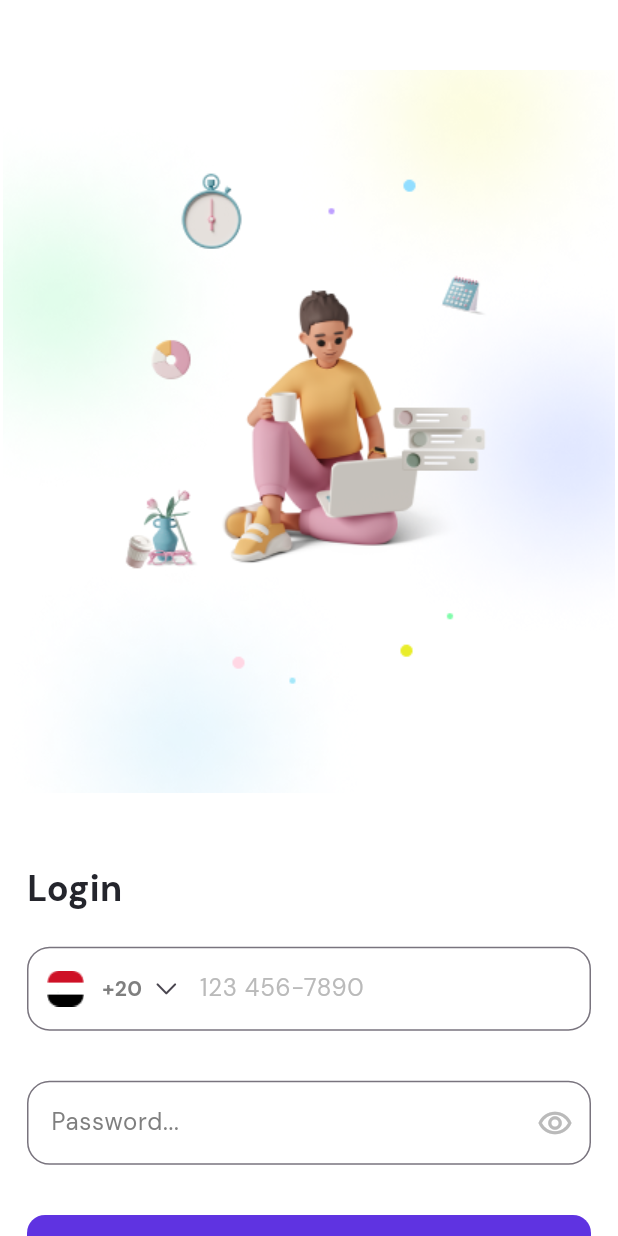
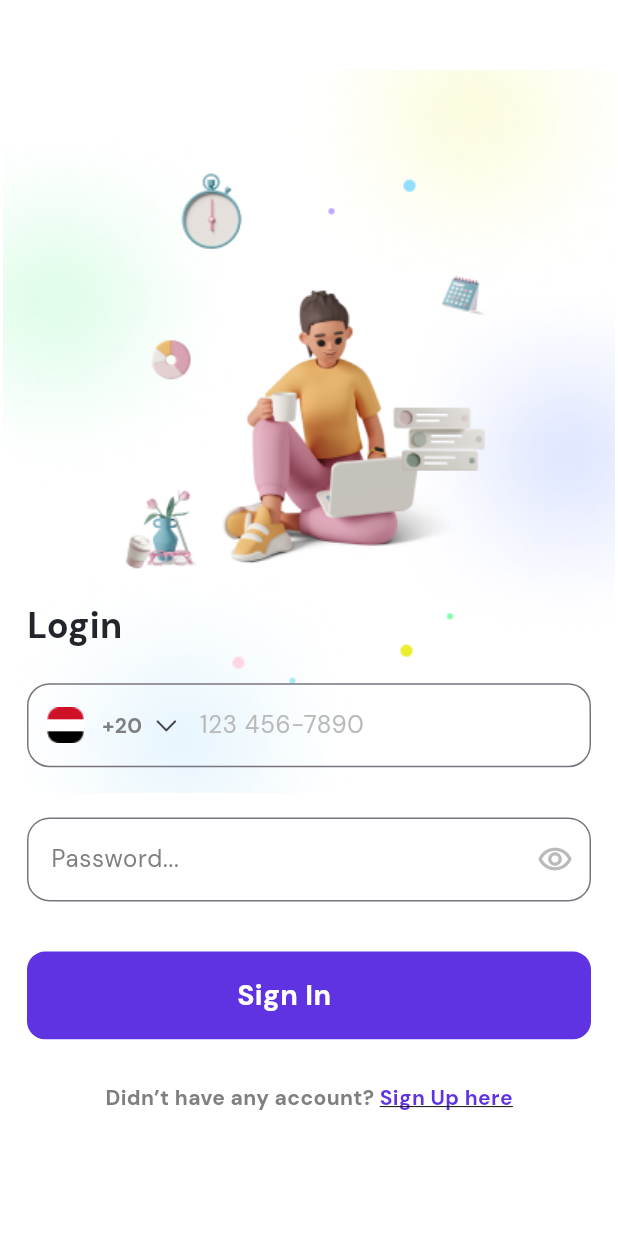
Before and after one commit to Melmohands22/tasky, a Flutter app: the screen it shows after launch, after a tap on "Let's Start", on a phone screen of 412 x 824 dp. Run offline on Flutter 3.47's test engine with Material 3 defaults, Android fonts, the phone set to English and light mode, and no system bars; our stand-ins replace flutter_screenutil, google_fonts, iconly.

Commit message:
edit login view

```diff
--- a/lib/features/auth/presentation/views/login_view.dart
+++ b/lib/features/auth/presentation/views/login_view.dart
@@ -15,7 +15,7 @@ class LoginView extends StatelessWidget {
     return Scaffold(
       backgroundColor: kPrimaryColor,
       body: SingleChildScrollView(
-          child: Column(
+          child: Stack(
         children: [
           SizedBox(
             height: 482.h,
@@ -25,7 +25,7 @@ class LoginView extends StatelessWidget {
             ),
           ),
           Padding(
-            padding: const EdgeInsets.only(left: 18, right: 18),
+            padding: const EdgeInsets.only(top: 400, left: 18, right: 18),
             child: Column(
               crossAxisAlignment: CrossAxisAlignment.start,
               children: [
@@ -88,7 +88,7 @@ class LoginView extends StatelessWidget {
                   mainAxisAlignment: MainAxisAlignment.center,
                   children: [
                     Text(
-                      "Didn’t have any account?",
+                      "Didn’t have any account? ",
                       style: Styles.textStyle14.copyWith(color: kGrayColor),
                     ),
                     GestureDetector(
```
